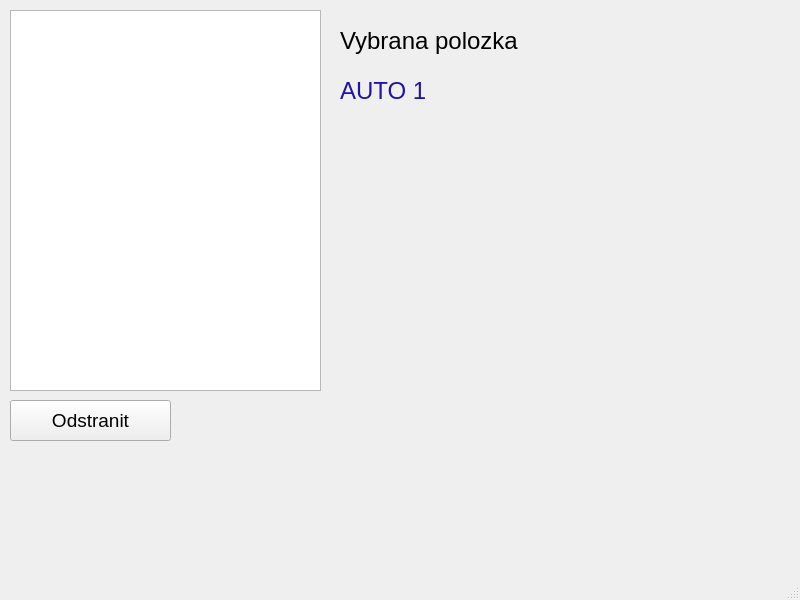
SPSMB/PRO_4r_2023_2024_IT1, file 13_RegistrVozidel/mainwindow.ui: the form before one commit.
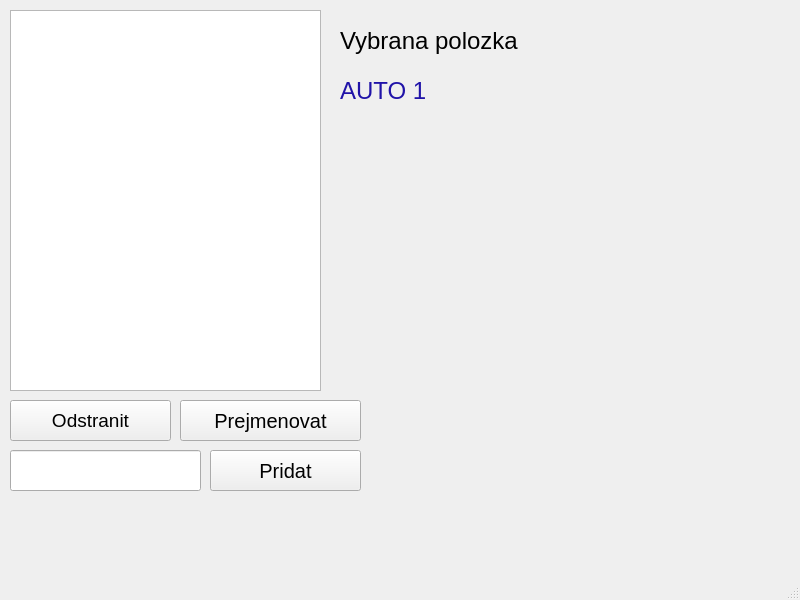
The form after the commit.

Patch:
```diff
--- a/13_RegistrVozidel/mainwindow.ui
+++ b/13_RegistrVozidel/mainwindow.ui
@@ -174,6 +174,57 @@
      <string>Odstranit</string>
     </property>
    </widget>
+   <widget class="QPushButton" name="btn_rename">
+    <property name="geometry">
+     <rect>
+      <x>180</x>
+      <y>400</y>
+      <width>181</width>
+      <height>41</height>
+     </rect>
+    </property>
+    <property name="font">
+     <font>
+      <pointsize>15</pointsize>
+     </font>
+    </property>
+    <property name="text">
+     <string>Prejmenovat</string>
+    </property>
+   </widget>
+   <widget class="QLineEdit" name="le_add">
+    <property name="geometry">
+     <rect>
+      <x>10</x>
+      <y>450</y>
+      <width>191</width>
+      <height>41</height>
+     </rect>
+    </property>
+    <property name="font">
+     <font>
+      <pointsize>15</pointsize>
+     </font>
+    </property>
+   </widget>
+   <widget class="QPushButton" name="btn_add">
+    <property name="geometry">
+     <rect>
+      <x>210</x>
+      <y>450</y>
+      <width>151</width>
+      <height>41</height>
+     </rect>
+    </property>
+    <property name="font">
+     <font>
+      <pointsize>15</pointsize>
+     </font>
+    </property>
+    <property name="text">
+     <string>Pridat</string>
+    </property>
+   </widget>
   </widget>
   <widget class="QMenuBar" name="menubar">
    <property name="geometry">
```
